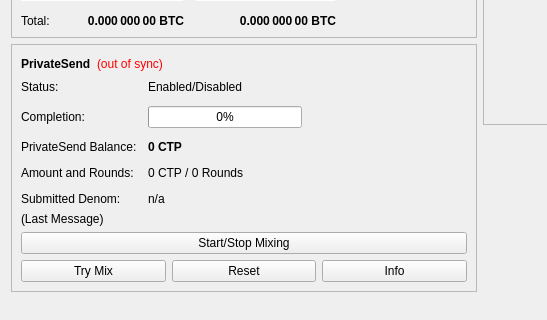
Old version of the form src/qt/forms/overviewpage.ui in the repository citypayorg/utb; both pictures show x 0 to 547 and y 178 to 498 of the 960 by 585 pixel window.
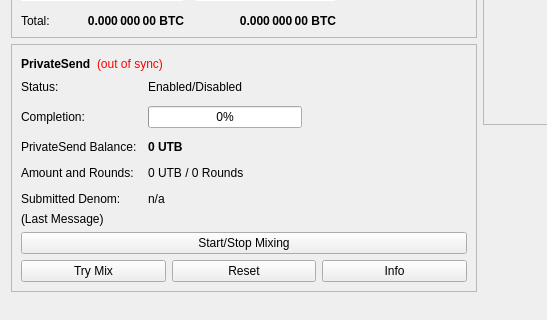
New version of the form.

The edit to the form file:
```diff
--- a/src/qt/forms/overviewpage.ui
+++ b/src/qt/forms/overviewpage.ui
@@ -514,7 +514,7 @@
                </font>
               </property>
               <property name="text">
-               <string notr="true">0 CTP</string>
+               <string notr="true">0 UTB</string>
               </property>
              </widget>
             </item>
@@ -528,7 +528,7 @@
             <item row="3" column="1">
              <widget class="QLabel" name="labelAmountRounds">
               <property name="text">
-               <string>0 CTP / 0 Rounds</string>
+               <string>0 UTB / 0 Rounds</string>
               </property>
              </widget>
             </item>
```
Left out of the diff: 6 changed lines with no effect on the pictures.
